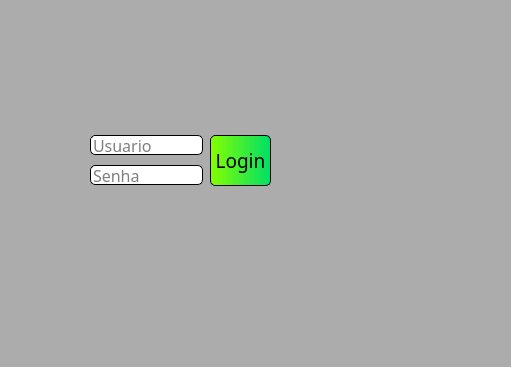
MatBorges/LoCar, file telaLogin.ui: the form before one commit; both pictures show x 140 to 651 and y 125 to 492 of the 651 by 492 pixel window.
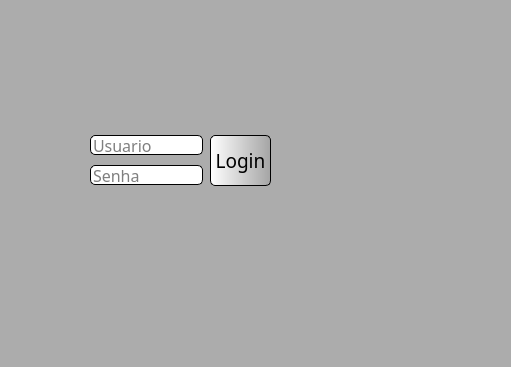
The form after the commit. Icons and pictures are not drawn.

Commit message: telas de menu de cadastro e menu de consulta OK

Diff of the .ui file:
```diff
--- a/telaLogin.ui
+++ b/telaLogin.ui
@@ -33,11 +33,19 @@
      </font>
     </property>
     <property name="styleSheet">
-     <string notr="true">border-radius: 5px;
-background-color: qlineargradient(spread:pad, x1:0, y1:0, x2:1, y2:0, stop:0 rgba(132, 255, 0, 255), stop:1 rgba(0, 223, 104, 255));
+     <string notr="true">QPushButton{
+background-color: qlineargradient(spread:pad, x1:0, y1:0, x2:1, y2:0, stop:0 rgba(255, 255, 255, 255), stop:1 rgba(165, 165, 165, 255));
 border-style: outset;
 border-width: 1px;
 border-color: black;
+border-radius: 5px;
+}
+
+QPushButton:hover{
+background-color: qlineargradient(spread:pad, x1:0, y1:0, x2:1, y2:0, stop:0 rgba(19, 226, 4, 255), stop:1 rgba(148, 209, 6, 255));
+}
+
+
 </string>
     </property>
     <property name="text">
```
Left out of the diff: 3 changed lines with no effect on the pictures. The commit also changes 5 other files.
